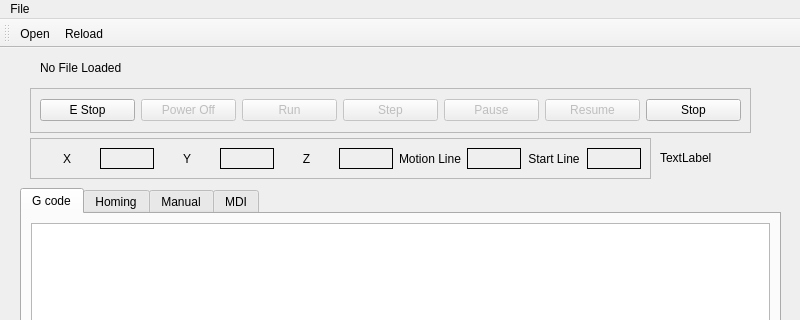
Qt form emc/src/emc.ui (jethornton/EMC6) before a commit; both pictures show x 0 to 800 and y 0 to 320 of the 800 by 600 pixel window.
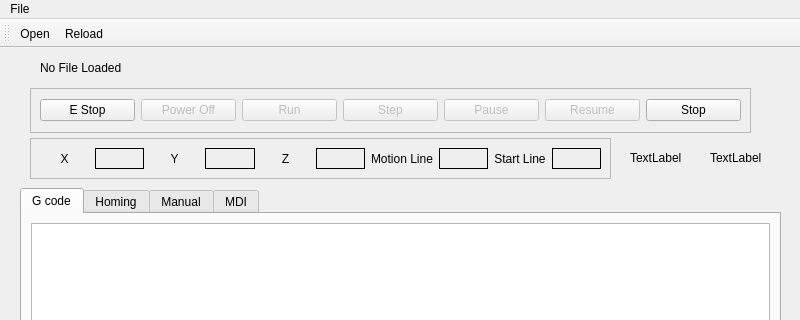
The same form after that commit.

Patch:
```diff
--- a/emc/src/emc.ui
+++ b/emc/src/emc.ui
@@ -96,7 +96,7 @@
    <widget class="QLabel" name="status_lb">
     <property name="geometry">
      <rect>
-      <x>660</x>
+      <x>630</x>
       <y>100</y>
       <width>91</width>
       <height>19</height>
@@ -124,7 +124,7 @@
      <rect>
       <x>30</x>
       <y>90</y>
-      <width>621</width>
+      <width>581</width>
       <height>41</height>
      </rect>
     </property>
@@ -593,6 +593,19 @@
      </widget>
     </widget>
    </widget>
+   <widget class="QLabel" name="state_lb">
+    <property name="geometry">
+     <rect>
+      <x>710</x>
+      <y>100</y>
+      <width>66</width>
+      <height>19</height>
+     </rect>
+    </property>
+    <property name="text">
+     <string>TextLabel</string>
+    </property>
+   </widget>
   </widget>
   <widget class="QMenuBar" name="menubar">
    <property name="geometry">
```
